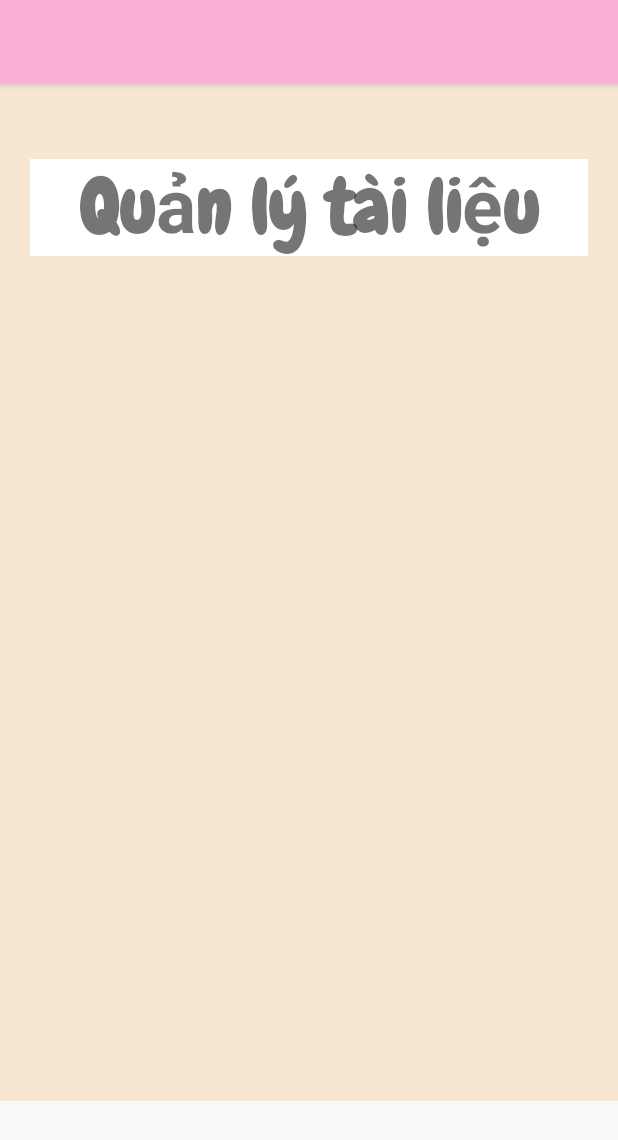
After one commit to Robert-Ph/Mobile, an Android app: the MainAdminActivity screen opened directly, with no data from a screen before it, on a phone screen of 412 x 824 dp. The commit adds this screen. Shown: the top 1140 px of the screen. Run offline under Robolectric (Android 15) with nearby library versions, the phone set to English and light mode, and no system bars.

Commit message:
Them chuc nang hien thi loai tai lieu

```diff
--- a/app/src/main/AndroidManifest.xml
+++ b/app/src/main/AndroidManifest.xml
@@ -13,6 +13,9 @@
         android:label="@string/app_name"
         android:supportsRtl="true"
         android:theme="@style/AppTheme">
+        <activity
+            android:name=".MainAdminActivity"
+            android:exported="false" />
         <activity
             android:name=".MainChatGPT"
             android:exported="false"
--- /dev/null
+++ b/app/src/main/java/com/example/sharingapp/MainAdminActivity.java
@@ -0,0 +1,39 @@
+package com.example.sharingapp;
+
+import androidx.appcompat.app.AppCompatActivity;
+
+import android.content.Intent;
+import android.content.pm.PackageManager;
+import android.net.Uri;
+import android.os.Bundle;
+import android.view.View;
+import android.widget.TextView;
+import android.widget.Toast;
+
+public class MainAdminActivity extends AppCompatActivity {
+
+    @Override
+    protected void onCreate(Bundle savedInstanceState) {
+        super.onCreate(savedInstanceState);
+        setContentView(R.layout.activity_main_admin);
+
+        TextView mangeFilePDF = (TextView) findViewById(R.id.mangeFilePDF);
+        mangeFilePDF.setOnClickListener(new View.OnClickListener() {
+            @Override
+            public void onClick(View view) {
+                openGoogleDriveFolder("1zAz5aBqNDgDj2aI5TTXBgWTTB3CI5ehl");
+            }
+        });
+    }
+
+    private void openGoogleDriveFolder(String folderId) {
+        Intent intent = new Intent(Intent.ACTION_VIEW);
+        intent.setData(Uri.parse("https://drive.google.com/drive/folders/" + folderId));
+        PackageManager packageManager = getPackageManager();
+        if (intent.resolveActivity(packageManager) != null) {
+            startActivity(intent);
+        } else {
+            Toast.makeText(MainAdminActivity.this, "No app available to open Google Drive", Toast.LENGTH_SHORT).show();
+        }
+    }
+}
--- /dev/null
+++ b/app/src/main/res/layout/activity_main_admin.xml
@@ -0,0 +1,52 @@
+<androidx.drawerlayout.widget.DrawerLayout xmlns:android="http://schemas.android.com/apk/res/android"
+    xmlns:app="http://schemas.android.com/apk/res-auto"
+    android:id="@+id/drawer_layout"
+    android:layout_width="match_parent"
+    android:layout_height="match_parent"
+    android:fitsSystemWindows="true"
+    xmlns:tools="http://schemas.android.com/tools"
+    tools:openDrawer="start">
+
+    <LinearLayout
+        android:layout_width="match_parent"
+        android:layout_height="match_parent"
+        android:orientation="vertical">
+
+        <androidx.appcompat.widget.Toolbar
+            android:id="@+id/toolbar"
+            android:layout_width="match_parent"
+            android:layout_height="?attr/actionBarSize"
+            android:background="@color/pink_accent"
+            android:theme="@style/ThemeOverlay.AppCompat.Dark.ActionBar"
+            app:popupTheme="@style/ThemeOverlay.AppCompat.Light"
+            android:elevation="4dp"/>
+
+
+
+        <RelativeLayout
+            android:id="@+id/fragment_container"
+            android:layout_width="match_parent"
+            android:layout_height="678dp"
+            android:background="@color/pink_backgroud"
+            android:paddingTop="30dp">
+
+            <TextView
+                android:id="@+id/mangeFilePDF"
+                style="@style/itemText"
+                android:layout_width="match_parent"
+                android:layout_height="wrap_content"
+                android:text="Quản lý tài liệu" />
+        </RelativeLayout>
+
+
+    </LinearLayout>
+    <com.google.android.material.navigation.NavigationView
+        android:id="@+id/nav_view"
+        android:layout_width="wrap_content"
+        android:layout_height="match_parent"
+        android:layout_gravity="start"
+        app:headerLayout="@layout/nav_header"
+        app:menu="@menu/drawer_menu"/>
+
+
+</androidx.drawerlayout.widget.DrawerLayout>
```
Also changed, not shown: app/src/main/java/com/example/sharingapp/ModelDrive/DriveService.java (+22 -0 lines), app/src/main/java/com/example/sharingapp/ModelDrive/Folder.java (added, +35 -0 lines), app/src/main/java/com/example/sharingapp/ModelDrive/PDFFile.java (+22 -1 lines), app/src/main/java/com/example/sharingapp/PDFListActivity.java (+71 -6 lines), app/src/main/res/layout/activity_pdflist.xml (+13 -2 lines).
